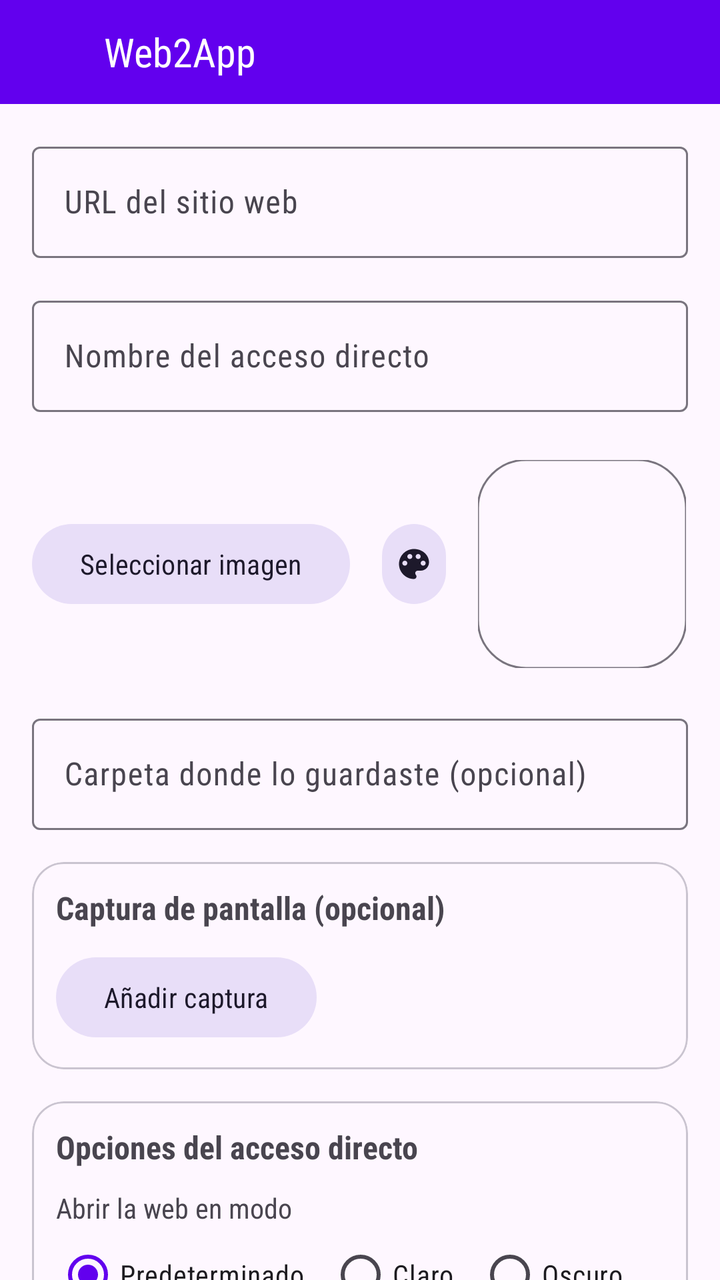
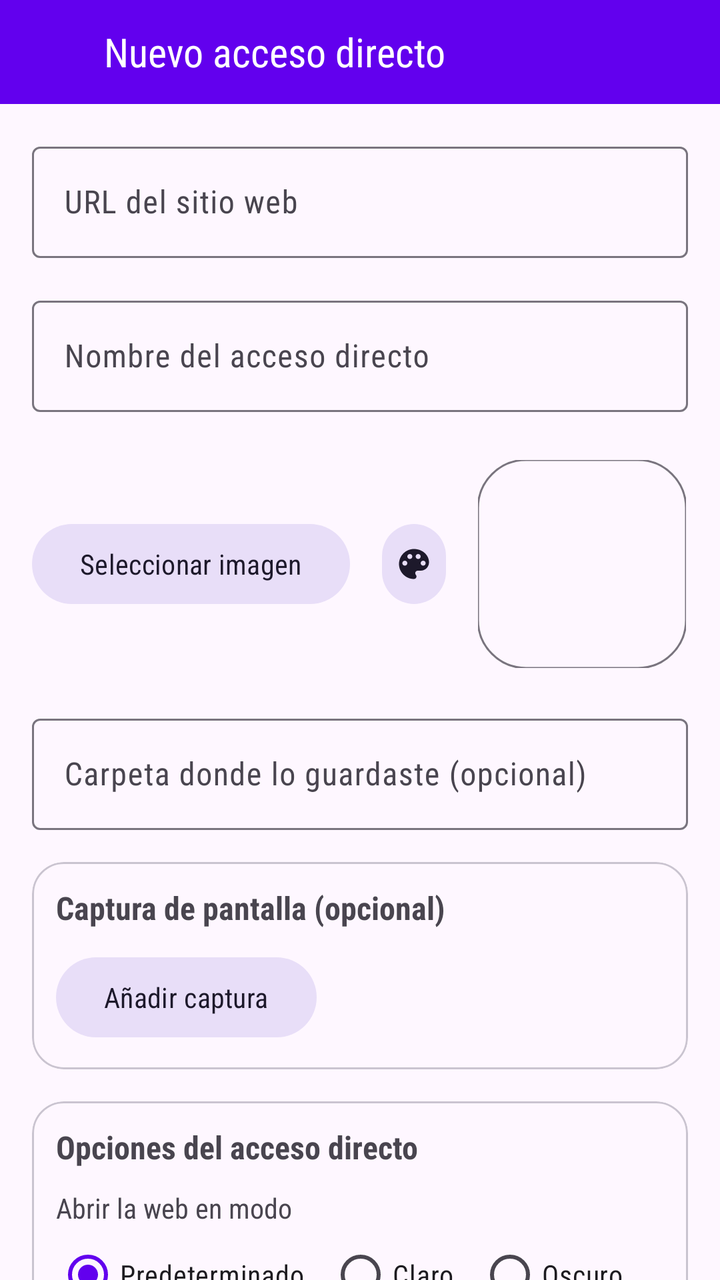

Screens rendered from an Android XML layout before and after an edit, with the pre-edit source and the edit as a unified diff.
<!-- AndroidManifest.xml: application theme Theme.Web2App -->
<!-- res/layout/activity_main.xml -->
<?xml version="1.0" encoding="utf-8"?>
<LinearLayout xmlns:android="http://schemas.android.com/apk/res/android"
    xmlns:app="http://schemas.android.com/apk/res-auto"
    android:layout_width="match_parent"
    android:layout_height="match_parent"
    android:orientation="vertical">

    <com.google.android.material.appbar.MaterialToolbar
        android:id="@+id/toolbar"
        android:layout_width="match_parent"
        android:layout_height="52dp"
        android:background="?attr/colorPrimary">

        <LinearLayout
            android:layout_width="wrap_content"
            android:layout_height="match_parent"
            android:orientation="horizontal"
            android:gravity="center_vertical">

            <ImageView
                android:layout_width="26dp"
                android:layout_height="26dp"
                android:src="@mipmap/ic_launcher"
                android:contentDescription="@string/app_name" />

            <LinearLayout
                android:layout_width="wrap_content"
                android:layout_height="wrap_content"
                android:layout_marginStart="10dp"
                android:orientation="horizontal"
                android:gravity="bottom"
                android:baselineAligned="true">

                <TextView
                    android:layout_width="wrap_content"
                    android:layout_height="wrap_content"
                    android:text="@string/app_name"
                    android:textColor="?attr/colorOnPrimary"
                    android:textSize="20sp" />

                <TextView
                    android:id="@+id/tvFooterHeader"
                    android:layout_width="wrap_content"
                    android:layout_height="wrap_content"
                    android:layout_marginStart="8dp"
                    android:alpha="0.8"
                    android:textColor="?attr/colorOnPrimary"
                    android:textColorLink="@color/white"
                    android:textSize="12sp" />
            </LinearLayout>
        </LinearLayout>
    </com.google.android.material.appbar.MaterialToolbar>

    <ScrollView
        android:id="@+id/scrollMain"
        android:layout_width="match_parent"
        android:layout_height="0dp"
        android:layout_weight="1"
        android:scrollbars="none"
        android:fillViewport="true">

        <LinearLayout
            android:layout_width="match_parent"
            android:layout_height="wrap_content"
            android:orientation="vertical"
            android:padding="16dp">

            <com.google.android.material.textfield.TextInputLayout
                android:id="@+id/tilUrl"
                style="@style/Widget.Material3.TextInputLayout.OutlinedBox"
                android:layout_width="match_parent"
                android:layout_height="wrap_content">

                <com.google.android.material.textfield.TextInputEditText
                    android:id="@+id/etUrl"
                    android:layout_width="match_parent"
                    android:layout_height="wrap_content"
                    android:hint="@string/hint_url"
                    android:inputType="textUri"
                    android:imeOptions="actionDone"
                    android:maxLines="1" />
            </com.google.android.material.textfield.TextInputLayout>

            <com.google.android.material.textfield.TextInputLayout
                android:id="@+id/tilName"
                style="@style/Widget.Material3.TextInputLayout.OutlinedBox"
                android:layout_width="match_parent"
                android:layout_height="wrap_content"
                android:layout_marginTop="16dp">

                <com.google.android.material.textfield.TextInputEditText
                    android:id="@+id/etName"
                    android:layout_width="match_parent"
                    android:layout_height="wrap_content"
                    android:hint="@string/hint_name"
                    android:inputType="text"
                    android:imeOptions="actionDone"
                    android:maxLines="1" />
            </com.google.android.material.textfield.TextInputLayout>

            <LinearLayout
                android:layout_width="match_parent"
                android:layout_height="wrap_content"
                android:layout_marginTop="20dp"
                android:orientation="horizontal"
                android:gravity="center_vertical">

                <com.google.android.material.button.MaterialButton
                    android:id="@+id/btnSelectImage"
                    style="@style/Widget.Material3.Button.TonalButton"
                    android:layout_width="wrap_content"
                    android:layout_height="wrap_content"
                    android:layout_weight="0"
                    android:text="@string/select_image" />

                <com.google.android.material.button.MaterialButton
                    android:id="@+id/btnBackgroundColor"
                    style="@style/Widget.Material3.Button.IconButton.Filled.Tonal"
                    android:layout_width="40dp"
                    android:layout_height="40dp"
                    android:layout_marginStart="12dp"
                    android:insetTop="0dp"
                    android:insetBottom="0dp"
                    android:contentDescription="@string/background_color_title"
                    app:icon="@drawable/ic_palette"
                    app:iconSize="20dp"
                    app:iconPadding="0dp"
                    app:iconGravity="textStart" />

                <com.google.android.material.imageview.ShapeableImageView
                    android:id="@+id/ivPreview"
                    android:layout_width="104dp"
                    android:layout_height="104dp"
                    android:layout_marginStart="12dp"
                    android:layout_marginTop="4dp"
                    android:layout_marginBottom="4dp"
                    android:contentDescription="@string/preview_content_description"
                    android:scaleType="centerCrop"
                    android:src="@mipmap/ic_launcher"
                    app:shapeAppearanceOverlay="@style/ShapeAppearance.Web2App.Icon"
                    app:strokeColor="?attr/colorOutline"
                    app:strokeWidth="1dp" />
            </LinearLayout>

            <com.google.android.material.textfield.TextInputLayout
                android:id="@+id/tilFolder"
                style="@style/Widget.Material3.TextInputLayout.OutlinedBox"
                android:layout_width="match_parent"
                android:layout_height="wrap_content"
                android:layout_marginTop="16dp">

                <com.google.android.material.textfield.TextInputEditText
                    android:id="@+id/etFolder"
                    android:layout_width="match_parent"
                    android:layout_height="wrap_content"
                    android:hint="@string/hint_folder"
                    android:inputType="text"
                    android:imeOptions="actionDone"
                    android:maxLines="1" />
            </com.google.android.material.textfield.TextInputLayout>

            <com.google.android.material.card.MaterialCardView
                android:layout_width="match_parent"
                android:layout_height="wrap_content"
                android:layout_marginTop="16dp"
                app:cardCornerRadius="16dp"
                app:cardElevation="0dp"
                app:strokeWidth="1dp"
                app:strokeColor="?attr/colorOutlineVariant">

                <LinearLayout
                    android:layout_width="match_parent"
                    android:layout_height="wrap_content"
                    android:orientation="vertical"
                    android:padding="12dp">

                    <TextView
                        android:layout_width="wrap_content"
                        android:layout_height="wrap_content"
                        android:text="@string/capture_section_title"
                        android:textStyle="bold"
                        android:textSize="16sp" />

                    <LinearLayout
                        android:layout_width="match_parent"
                        android:layout_height="wrap_content"
                        android:layout_marginTop="10dp"
                        android:orientation="horizontal"
                        android:gravity="center_vertical">

                        <com.google.android.material.button.MaterialButton
                            android:id="@+id/btnSelectCapture"
                            style="@style/Widget.Material3.Button.TonalButton"
                            android:layout_width="wrap_content"
                            android:layout_height="wrap_content"
                            android:text="@string/select_capture" />

                        <com.google.android.material.button.MaterialButton
                            android:id="@+id/btnClearCapture"
                            style="@style/Widget.Material3.Button.IconButton.Filled.Tonal"
                            android:layout_width="40dp"
                            android:layout_height="40dp"
                            android:layout_marginStart="12dp"
                            android:insetTop="0dp"
                            android:insetBottom="0dp"
                            android:visibility="gone"
                            android:contentDescription="@string/remove_capture"
                            app:icon="@drawable/ic_close"
                            app:iconSize="20dp"
                            app:iconPadding="0dp"
                            app:iconGravity="textStart" />

                        <ImageView
                            android:id="@+id/ivCapturePreview"
                            android:layout_width="0dp"
                            android:layout_height="80dp"
                            android:layout_weight="1"
                            android:layout_marginStart="12dp"
                            android:visibility="gone"
                            android:scaleType="fitCenter"
                            android:contentDescription="@string/capture_preview_content_description"
                            android:adjustViewBounds="true" />
                    </LinearLayout>
                </LinearLayout>
            </com.google.android.material.card.MaterialCardView>

            <com.google.android.material.card.MaterialCardView
                android:layout_width="match_parent"
                android:layout_height="wrap_content"
                android:layout_marginTop="16dp"
                app:cardCornerRadius="16dp"
                app:cardElevation="0dp"
                app:strokeWidth="1dp"
                app:strokeColor="?attr/colorOutlineVariant">

                <LinearLayout
                    android:layout_width="match_parent"
                    android:layout_height="wrap_content"
                    android:orientation="vertical"
                    android:padding="12dp">

                    <TextView
                        android:layout_width="wrap_content"
                        android:layout_height="wrap_content"
                        android:text="@string/shortcut_options_title"
                        android:textStyle="bold"
                        android:textSize="16sp" />

                    <TextView
                        android:layout_width="wrap_content"
                        android:layout_height="wrap_content"
                        android:layout_marginTop="10dp"
                        android:text="@string/shortcut_theme_label" />

                    <RadioGroup
                        android:id="@+id/rgShortcutTheme"
                        android:layout_width="match_parent"
                        android:layout_height="wrap_content"
                        android:orientation="horizontal">

                        <RadioButton
                            android:id="@+id/rbShortcutSystem"
                            android:layout_width="wrap_content"
                            android:layout_height="wrap_content"
                            android:checked="true"
                            android:text="@string/theme_system" />

                        <RadioButton
                            android:id="@+id/rbShortcutLight"
                            android:layout_width="wrap_content"
                            android:layout_height="wrap_content"
                            android:layout_marginStart="12dp"
                            android:text="@string/theme_light" />

                        <RadioButton
                            android:id="@+id/rbShortcutDark"
                            android:layout_width="wrap_content"
                            android:layout_height="wrap_content"
                            android:layout_marginStart="12dp"
                            android:text="@string/theme_dark" />
                    </RadioGroup>

                    <LinearLayout
                        android:layout_width="match_parent"
                        android:layout_height="wrap_content"
                        android:layout_marginTop="6dp"
                        android:orientation="horizontal">

                        <com.google.android.material.materialswitch.MaterialSwitch
                            android:id="@+id/swAllowRotation"
                            android:layout_width="0dp"
                            android:layout_height="wrap_content"
                            android:layout_weight="1"
                            android:checked="false"
                            android:textSize="13sp"
                            android:text="@string/allow_rotation_label" />

                        <com.google.android.material.materialswitch.MaterialSwitch
                            android:id="@+id/swDesktopMode"
                            android:layout_width="0dp"
                            android:layout_height="wrap_content"
                            android:layout_weight="1"
                            android:layout_marginStart="20dp"
                            android:checked="false"
                            android:textSize="13sp"
                            android:text="@string/desktop_mode_label" />
                    </LinearLayout>

                    <LinearLayout
                        android:layout_width="match_parent"
                        android:layout_height="wrap_content"
                        android:layout_marginTop="2dp"
                        android:orientation="horizontal">

                        <com.google.android.material.materialswitch.MaterialSwitch
                            android:id="@+id/swIncognito"
                            android:layout_width="0dp"
                            android:layout_height="wrap_content"
                            android:layout_weight="1"
                            android:checked="false"
                            android:textSize="13sp"
                            android:text="@string/incognito_mode_label" />

                        <com.google.android.material.materialswitch.MaterialSwitch
                            android:id="@+id/swAllowZoom"
                            android:layout_width="0dp"
                            android:layout_height="wrap_content"
                            android:layout_weight="1"
                            android:layout_marginStart="20dp"
                            android:checked="false"
                            android:textSize="13sp"
                            android:text="@string/allow_zoom_label" />
                    </LinearLayout>

                    <LinearLayout
                        android:layout_width="match_parent"
                        android:layout_height="wrap_content"
                        android:layout_marginTop="2dp"
                        android:orientation="horizontal">

                        <com.google.android.material.materialswitch.MaterialSwitch
                            android:id="@+id/swAllowSelection"
                            android:layout_width="0dp"
                            android:layout_height="wrap_content"
                            android:layout_weight="1"
                            android:checked="false"
                            android:textSize="13sp"
                            android:text="@string/allow_selection_label" />

                        <View
                            android:layout_width="0dp"
                            android:layout_height="0dp"
                            android:layout_weight="1"
                            android:layout_marginStart="20dp" />
                    </LinearLayout>

                </LinearLayout>
            </com.google.android.material.card.MaterialCardView>

            <com.google.android.material.button.MaterialButton
                android:id="@+id/btnGenerate"
                android:layout_width="match_parent"
                android:layout_height="wrap_content"
                android:layout_marginTop="20dp"
                android:layout_marginBottom="16dp"
                android:text="@string/generate_shortcut" />

        </LinearLayout>
    </ScrollView>

</LinearLayout>
<!-- resources referenced by this layout -->
<resources>
  <color name="white">#FFFFFF</color>
  <!-- drawable ic_close (drawable) -->
  <?xml version="1.0" encoding="utf-8"?>
  <vector xmlns:android="http://schemas.android.com/apk/res/android"
      android:width="24dp"
      android:height="24dp"
      android:viewportWidth="24"
      android:viewportHeight="24"
      android:tint="?attr/colorPrimary">
      <path
          android:fillColor="#FF000000"
          android:pathData="M19,6.41L17.59,5 12,10.59 6.41,5 5,6.41 10.59,12 5,17.59 6.41,19 12,13.41 17.59,19 19,17.59 13.41,12z" />
  </vector>
  <!-- mipmap ic_launcher (mipmap-anydpi-v26) -->
  <?xml version="1.0" encoding="utf-8"?>
  <adaptive-icon xmlns:android="http://schemas.android.com/apk/res/android">
      <background android:drawable="@drawable/ic_launcher_background" />
      <foreground android:drawable="@drawable/ic_launcher_foreground" />
  </adaptive-icon>
  <string name="allow_rotation_label">Rotar pantalla</string>
  <string name="allow_selection_label">Seleccionar</string>
  <string name="allow_zoom_label">Zoom (2 dedos)</string>
  <string name="app_name">Web2App</string>
  <string name="background_color_title">Color de fondo</string>
  <string name="capture_preview_content_description">Vista previa de la captura</string>
  <string name="capture_section_title">Captura de pantalla (opcional)</string>
  <string name="desktop_mode_label">Modo escritorio</string>
  <string name="generate_shortcut">Generar acceso directo</string>
  <string name="hint_folder">Carpeta donde lo guardaste (opcional)</string>
  <string name="hint_name">Nombre del acceso directo</string>
  <string name="hint_url">URL del sitio web</string>
  <string name="incognito_mode_label">Modo incógnito</string>
  <string name="preview_content_description">Vista previa del icono</string>
  <string name="remove_capture">Quitar captura</string>
  <string name="select_capture">Añadir captura</string>
  <string name="select_image">Seleccionar imagen</string>
  <string name="shortcut_options_title">Opciones del acceso directo</string>
  <string name="shortcut_theme_label">Abrir la web en modo</string>
  <string name="theme_dark">Oscuro</string>
  <string name="theme_light">Claro</string>
  <string name="theme_system">Predeterminado</string>
  <style name="ShapeAppearance.Web2App.Icon" parent="ShapeAppearance.Material3.Corner.Large">
          <item name="cornerSize">24dp</item>
      </style>
  <style name="Theme.Web2App" parent="Theme.Material3.DayNight">
          <item name="colorPrimary">@color/purple_500</item>
          <item name="colorPrimaryVariant">@color/purple_700</item>
          <item name="colorOnPrimary">@color/white</item>
          <item name="colorSecondary">@color/teal_200</item>
          <item name="colorSecondaryVariant">@color/teal_200</item>
          <item name="colorOnSecondary">@color/black</item>
          <item name="android:statusBarColor" tools:targetApi="l">@color/purple_700</item>
          <item name="materialAlertDialogTheme">@style/ThemeOverlay.Web2App.AlertDialog</item>
          <item name="android:fontFamily">sans-serif-condensed</item>
          <item name="fontFamily">sans-serif-condensed</item>
      </style>
  <!-- drawable ic_launcher_background (drawable) -->
  <?xml version="1.0" encoding="utf-8"?>
  <vector xmlns:android="http://schemas.android.com/apk/res/android"
      android:width="108dp"
      android:height="108dp"
      android:viewportWidth="108"
      android:viewportHeight="108">
      <path
          android:fillColor="#1188FC"
          android:pathData="M0,0h108v108h-108z" />
  </vector>
  <color name="purple_500">#6200EE</color>
  <color name="purple_700">#3700B3</color>
  <color name="teal_200">#03DAC5</color>
  <color name="black">#000000</color>
  <style name="ThemeOverlay.Web2App.AlertDialog" parent="ThemeOverlay.Material3.MaterialAlertDialog">
          <item name="colorPrimary">?attr/colorOnSurface</item>
      </style>
  <!-- unchanged entries left out for length: 2 -->
</resources>

<!-- the commit's change to res/layout/activity_main.xml (unified diff, before → after) -->
@@ -32,9 +32,10 @@
                 android:baselineAligned="true">
 
                 <TextView
+                    android:id="@+id/tvHeaderTitle"
                     android:layout_width="wrap_content"
                     android:layout_height="wrap_content"
-                    android:text="@string/app_name"
+                    android:text="@string/new_shortcut_title"
                     android:textColor="?attr/colorOnPrimary"
                     android:textSize="20sp" />
 
<!-- resource entries referenced after the edit -->
@@ -32,6 +32,7 @@
   <string name="hint_name">Nombre del acceso directo</string>
   <string name="hint_url">URL del sitio web</string>
   <string name="incognito_mode_label">Modo incógnito</string>
+  <string name="new_shortcut_title">Nuevo acceso directo</string>
   <string name="preview_content_description">Vista previa del icono</string>
   <string name="remove_capture">Quitar captura</string>
   <string name="select_capture">Añadir captura</string>
